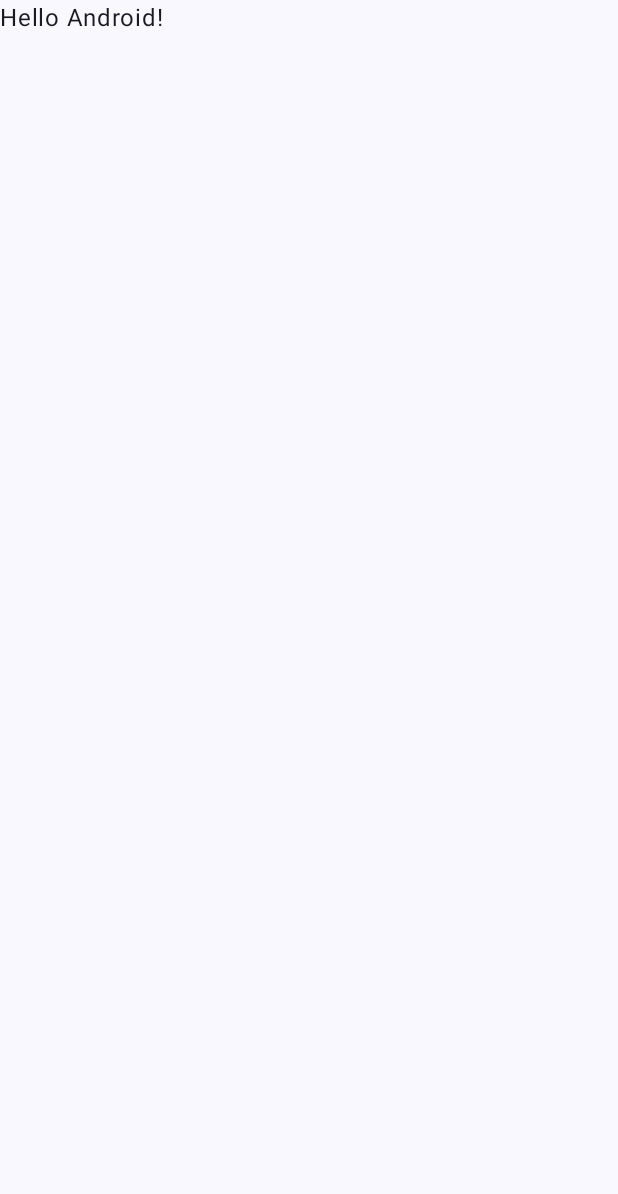
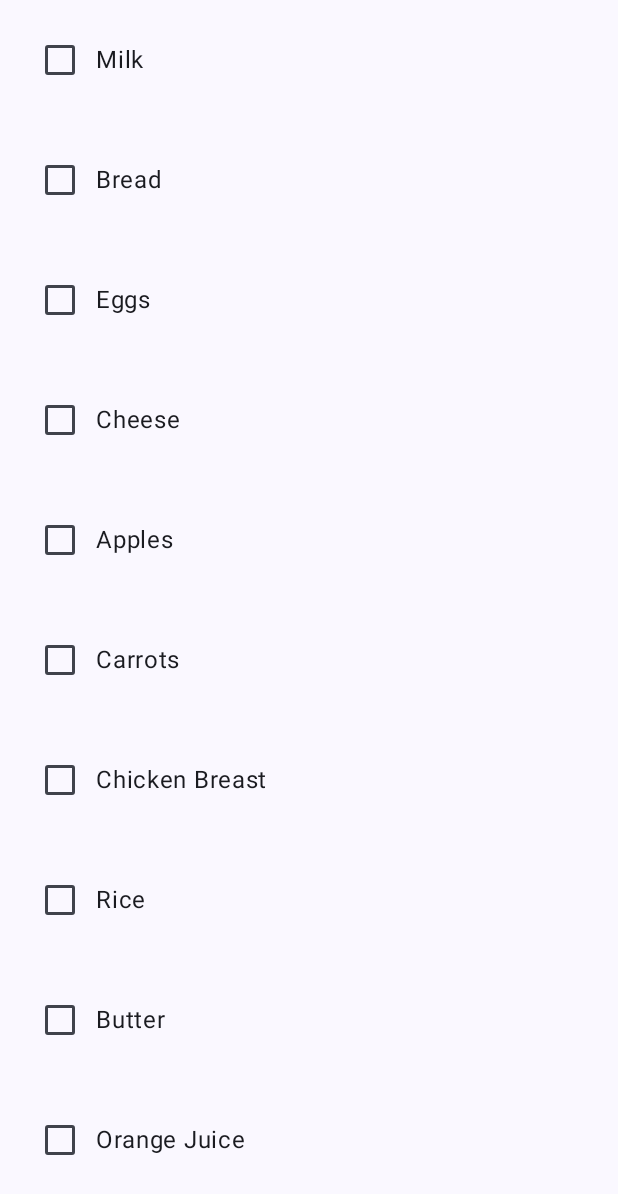
Before and after one commit to zaytsev-mxm/android-shopping-list, an Android app built with Jetpack Compose: the screen it shows after launch (MainActivity), on a phone screen of 412 x 824 dp. Before the commit the part shown is almost empty. Shown: the top 1194 px of the screen. Run offline under Robolectric (Android 15) with nearby library versions, the phone set to English and light mode, and no system bars.

Commit message:
My first attempt

```diff
--- a/app/build.gradle.kts
+++ b/app/build.gradle.kts
@@ -6,12 +6,12 @@ plugins {
 
 android {
     namespace = "dev.maxiscoding.shoppinglist"
-    compileSdk = 34
+    compileSdk = 35
 
     defaultConfig {
         applicationId = "dev.maxiscoding.shoppinglist"
         minSdk = 24
-        targetSdk = 34
+        targetSdk = 35
         versionCode = 1
         versionName = "1.0"
 
--- a/app/src/main/java/dev/maxiscoding/shoppinglist/MainActivity.kt
+++ b/app/src/main/java/dev/maxiscoding/shoppinglist/MainActivity.kt
@@ -4,14 +4,14 @@ import android.os.Bundle
 import androidx.activity.ComponentActivity
 import androidx.activity.compose.setContent
 import androidx.activity.enableEdgeToEdge
+import androidx.compose.foundation.layout.Box
 import androidx.compose.foundation.layout.fillMaxSize
 import androidx.compose.foundation.layout.padding
 import androidx.compose.material3.Scaffold
-import androidx.compose.material3.Text
-import androidx.compose.runtime.Composable
 import androidx.compose.ui.Modifier
-import androidx.compose.ui.tooling.preview.Preview
+import dev.maxiscoding.shoppinglist.ui.components.List
 import dev.maxiscoding.shoppinglist.ui.theme.ShoppingListTheme
+import dev.maxiscoding.shoppinglist.db.getItems
 
 class MainActivity : ComponentActivity() {
     override fun onCreate(savedInstanceState: Bundle?) {
@@ -20,28 +20,11 @@ class MainActivity : ComponentActivity() {
         setContent {
             ShoppingListTheme {
                 Scaffold(modifier = Modifier.fillMaxSize()) { innerPadding ->
-                    Greeting(
-                        name = "Android",
-                        modifier = Modifier.padding(innerPadding)
-                    )
+                    Box(modifier = Modifier.padding(innerPadding)) {
+                        List(items = getItems())
+                    }
                 }
             }
         }
     }
 }
-
-@Composable
-fun Greeting(name: String, modifier: Modifier = Modifier) {
-    Text(
-        text = "Hello $name!",
-        modifier = modifier
-    )
-}
-
-@Preview(showBackground = true)
-@Composable
-fun GreetingPreview() {
-    ShoppingListTheme {
-        Greeting("Android")
-    }
-}
--- /dev/null
+++ b/app/src/main/java/dev/maxiscoding/shoppinglist/db/items.kt
@@ -0,0 +1,33 @@
+package dev.maxiscoding.shoppinglist.db
+
+import androidx.compose.runtime.Composable
+import androidx.compose.runtime.getValue
+import androidx.compose.runtime.mutableStateOf
+import androidx.compose.runtime.remember
+import androidx.compose.runtime.setValue
+import dev.maxiscoding.shoppinglist.model.ShoppingListItemModel
+
+val MY_ITEMS = listOf(
+    ShoppingListItemModel(id = "1", name = "Milk", isChecked = false, isEditing = false),
+    ShoppingListItemModel(id = "2", name = "Bread", isChecked = false, isEditing = false),
+    ShoppingListItemModel(id = "3", name = "Eggs", isChecked = false, isEditing = false),
+    ShoppingListItemModel(id = "4", name = "Cheese", isChecked = false, isEditing = false),
+    ShoppingListItemModel(id = "5", name = "Apples", isChecked = false, isEditing = false),
+    ShoppingListItemModel(id = "6", name = "Carrots", isChecked = false, isEditing = false),
+    ShoppingListItemModel(id = "7", name = "Chicken Breast", isChecked = false, isEditing = false),
+    ShoppingListItemModel(id = "8", name = "Rice", isChecked = false, isEditing = false),
+    ShoppingListItemModel(id = "9", name = "Butter", isChecked = false, isEditing = false),
+    ShoppingListItemModel(id = "10", name = "Orange Juice", isChecked = false, isEditing = false),
+    ShoppingListItemModel(id = "11", name = "Potatoes", isChecked = false, isEditing = false),
+    ShoppingListItemModel(id = "12", name = "Onions", isChecked = false, isEditing = false),
+    ShoppingListItemModel(id = "13", name = "Tomatoes", isChecked = false, isEditing = false),
+    ShoppingListItemModel(id = "14", name = "Bananas", isChecked = false, isEditing = false),
+    ShoppingListItemModel(id = "15", name = "Yogurt", isChecked = false, isEditing = false)
+)
+
+@Composable
+fun getItems(): List<ShoppingListItemModel> {
+    val items by remember { mutableStateOf(MY_ITEMS) }
+    return items
+
+}
--- /dev/null
+++ b/app/src/main/java/dev/maxiscoding/shoppinglist/model/ShoppingListItemModel.kt
@@ -0,0 +1,10 @@
+package dev.maxiscoding.shoppinglist.model
+
+data class ShoppingListItemModel(
+    val id: String = "",
+    var name: String = "",
+    var isChecked: Boolean = false,
+    var isEditing: Boolean = false,
+    var quantity: Int? = null
+) {
+}
--- /dev/null
+++ b/app/src/main/java/dev/maxiscoding/shoppinglist/ui/components/List.kt
@@ -0,0 +1,14 @@
+package dev.maxiscoding.shoppinglist.ui.components
+
+import androidx.compose.foundation.lazy.LazyColumn
+import androidx.compose.runtime.Composable
+import dev.maxiscoding.shoppinglist.model.ShoppingListItemModel
+
+@Composable
+fun List(items: List<ShoppingListItemModel>) {
+    LazyColumn {
+        items(items.size) { index ->
+            ListItem(params = items[index])
+        }
+    }
+}
--- /dev/null
+++ b/app/src/main/java/dev/maxiscoding/shoppinglist/ui/components/ListItem.kt
@@ -0,0 +1,32 @@
+package dev.maxiscoding.shoppinglist.ui.components
+
+import androidx.compose.foundation.layout.Box
+import androidx.compose.foundation.layout.Row
+import androidx.compose.foundation.layout.fillMaxWidth
+import androidx.compose.foundation.layout.padding
+import androidx.compose.material3.Checkbox
+import androidx.compose.material3.Text
+import androidx.compose.runtime.Composable
+import androidx.compose.ui.Alignment
+import androidx.compose.ui.Modifier
+import androidx.compose.ui.unit.dp
+import dev.maxiscoding.shoppinglist.model.ShoppingListItemModel
+
+@Composable
+fun ListItem(params: ShoppingListItemModel) {
+    Row(
+        modifier = Modifier
+            .fillMaxWidth()
+            .padding(16.dp),
+        verticalAlignment = Alignment.CenterVertically
+    ) {
+        Box {
+            Row(verticalAlignment = Alignment.CenterVertically) {
+                Checkbox(
+                    checked = params.isChecked,
+                    onCheckedChange = { params.isChecked = !params.isChecked })
+                Text(text = params.name)
+            }
+        }
+    }
+}
```
